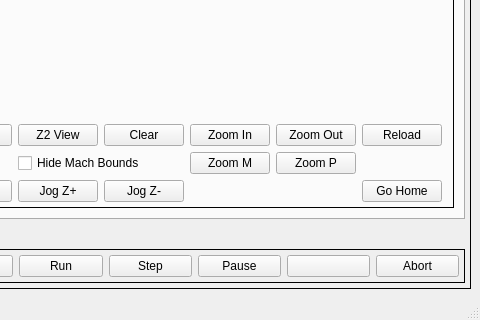
Above: examples/vtk_test/vtk_test/ui/mainwindow.ui from kcjengr/qtpyvcp before the change; both pictures show x 358 to 838 and y 280 to 600 of the 838 by 600 pixel window. Below: the same form after it.
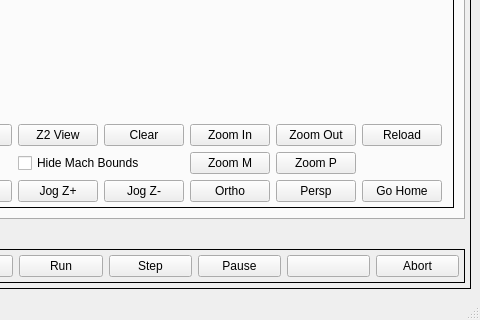
That is the form after the change. Custom widgets are drawn as their Qt base class.

Commit message: ENH: add orthographic and perspective views

```diff
--- a/examples/vtk_test/vtk_test/ui/mainwindow.ui
+++ b/examples/vtk_test/vtk_test/ui/mainwindow.ui
@@ -253,6 +253,20 @@
                 </property>
                </widget>
               </item>
+              <item row="4" column="6">
+               <widget class="QPushButton" name="viewOrtho">
+                <property name="text">
+                 <string>Ortho</string>
+                </property>
+               </widget>
+              </item>
+              <item row="4" column="7">
+               <widget class="QPushButton" name="viewPerspective">
+                <property name="text">
+                 <string>Persp</string>
+                </property>
+               </widget>
+              </item>
              </layout>
             </widget>
            </item>
```
Left out of the diff: 32 changed lines with no effect on the pictures. The commit also changes 1 other file.
